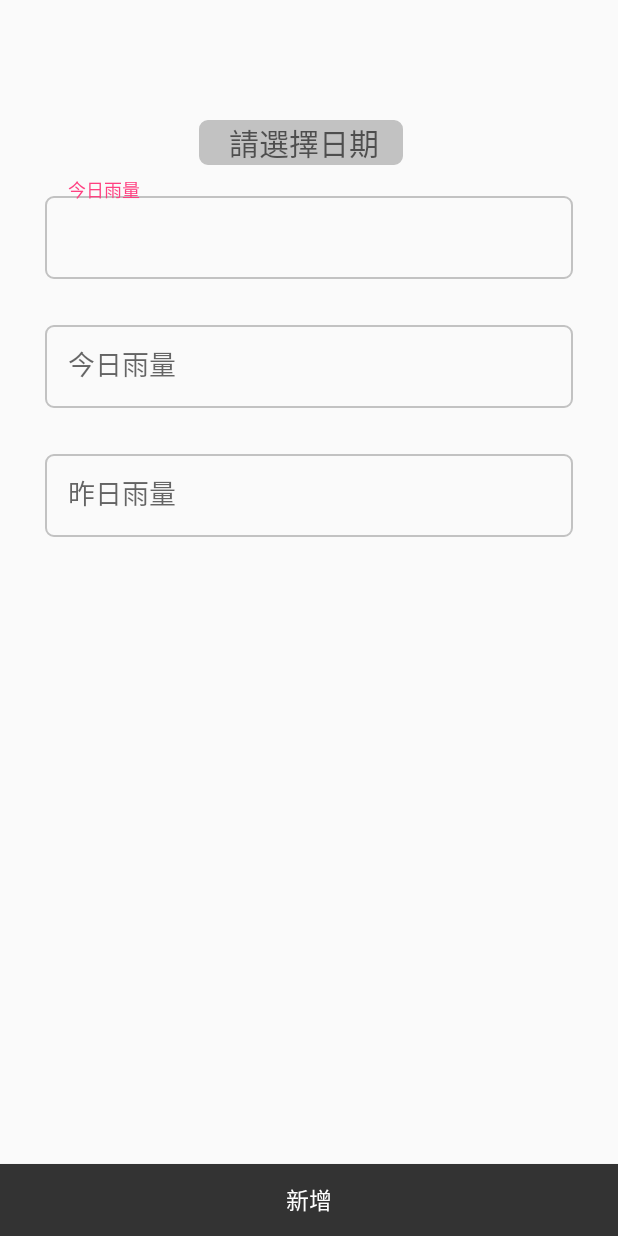
After one commit to andy6804tw/Weather, an Android app: the RainAddData screen opened directly, with no data from a screen before it, on a phone screen of 412 x 824 dp. The commit adds this screen. Run offline under Robolectric (Android 15) with nearby library versions, the phone set to English and light mode, and no system bars.

Commit message:
Rain跟North連動可以新增(尚未建立城市)

```diff
--- a/app/src/main/java/com/lk/weather/AirActivity/AirRecyclerAdapter.java
+++ b/app/src/main/java/com/lk/weather/AirActivity/AirRecyclerAdapter.java
@@ -27,9 +27,9 @@ public class AirRecyclerAdapter extends RecyclerView.Adapter<AirRecyclerAdapter.
 
         public ViewHolder(View itemView) {
             super(itemView);
-            tvWater = (TextView)itemView.findViewById(R.id.tvWater);
-            tvDay =(TextView)itemView.findViewById(R.id.tvDay);
-            tvDown =(TextView)itemView.findViewById(R.id.tvDown);
+            tvWater = (TextView)itemView.findViewById(R.id.tvCountry);
+            tvDay =(TextView)itemView.findViewById(R.id.tvInday);
+            tvDown =(TextView)itemView.findViewById(R.id.tvDate);
             tvUpdate =(TextView)itemView.findViewById(R.id.tvUpdate);
 
             itemView.setOnClickListener(new View.OnClickListener() {
--- /dev/null
+++ b/app/src/main/java/com/lk/weather/RainActivity/RainAddData.java
@@ -0,0 +1,102 @@
+package com.lk.weather.RainActivity;
+
+import android.app.DatePickerDialog;
+import android.os.Build;
+import android.os.Bundle;
+import android.support.annotation.RequiresApi;
+import android.support.v4.content.ContextCompat;
+import android.support.v7.app.AppCompatActivity;
+import android.text.TextUtils;
+import android.view.View;
+import android.view.Window;
+import android.view.WindowManager;
+import android.widget.DatePicker;
+import android.widget.EditText;
+import android.widget.TextView;
+import android.widget.Toast;
+
+import com.lk.weather.DBAccess;
+import com.lk.weather.R;
+
+import java.text.DateFormat;
+import java.util.Calendar;
+
+public class RainAddData extends AppCompatActivity {
+    DBAccess access;
+    EditText edtDate,edtInday,edtBeforeday;
+    TextView tvDate,tvTime;
+    DateFormat formatDateTime;
+    Calendar dateTime ;
+    @RequiresApi(api = Build.VERSION_CODES.LOLLIPOP)
+    @Override
+    protected void onCreate(Bundle savedInstanceState) {
+        super.onCreate(savedInstanceState);
+        setContentView(R.layout.activity_rain_add_data);
+        //判斷Statute bar寬高 fitsSystemWindows="true"
+        Window window = this.getWindow();
+        // Followed by google doc.
+        window.clearFlags(WindowManager.LayoutParams.FLAG_TRANSLUCENT_STATUS);
+        window.addFlags(WindowManager.LayoutParams.FLAG_DRAWS_SYSTEM_BAR_BACKGROUNDS);
+        //window.setStatusBarColor(ContextCompat.getColor(this, android.R.color.transparent));
+        //window.setStatusBarColor(ContextCompat.getColor(this, R.color.colorBar2));
+        //當API大於棉花糖5.0才能更改statue bar顏色
+        int currentApiVersion = android.os.Build.VERSION.SDK_INT;
+        if (currentApiVersion >= android.os.Build.VERSION_CODES.LOLLIPOP_MR1){
+            window.setStatusBarColor(ContextCompat.getColor(this, R.color.colorBar2));
+        }
+        // For not opaque(transparent) color.
+        window.getDecorView().setSystemUiVisibility(View.SYSTEM_UI_FLAG_LAYOUT_STABLE | View.SYSTEM_UI_FLAG_LAYOUT_FULLSCREEN);
+        access=new DBAccess(this,"weather",null,1);
+        //時間日期初始化
+        formatDateTime= DateFormat.getDateTimeInstance();
+        dateTime = Calendar.getInstance();
+        tvDate=(TextView)findViewById(R.id.tvDate);
+        //時間、日期PickerDialog監聽事件
+        tvDate.setOnClickListener(new View.OnClickListener() {
+            @Override
+            public void onClick(View v) {
+                new DatePickerDialog(RainAddData.this, d, dateTime.get(Calendar.YEAR), dateTime.get(Calendar.MONTH),
+                        dateTime.get(Calendar.DAY_OF_MONTH)).show();
+            }
+        });
+    }
+    DatePickerDialog.OnDateSetListener d = new DatePickerDialog.OnDateSetListener() {
+        @Override
+        public void onDateSet(DatePicker view, int year, int monthOfYear, int dayOfMonth) {
+            dateTime.set(Calendar.YEAR, year);
+            dateTime.set(Calendar.MONTH, monthOfYear);
+            dateTime.set(Calendar.DAY_OF_MONTH, dayOfMonth);
+            //若月份為單位數補零
+            String str_monthOfYear=Integer.toString(monthOfYear+1);//月份+1
+            if(str_monthOfYear.length()==1)
+                str_monthOfYear="0"+str_monthOfYear;
+            //若日期為單位數補零
+            String str_dayOfMonth=Integer.toString(dayOfMonth);
+            if(str_dayOfMonth.length()==1)
+                str_dayOfMonth="0"+str_dayOfMonth;
+            tvDate.setText(year+"/"+str_monthOfYear+"/"+str_dayOfMonth);
+            //updateTextLabel();
+        }
+    };
+    public void addData(View view) {
+        edtInday = (EditText) findViewById(R.id.edtInday);
+        edtBeforeday = (EditText) findViewById(R.id.edtBeforeday);
+        //Log.e("Error",tvTime.getText().toString());
+        if (TextUtils.isEmpty(tvDate.getText().toString()))
+            Toast.makeText(RainAddData.this, "請正確選擇日期哦!", Toast.LENGTH_LONG).show();
+        else {
+            long result = access.add(tvDate.getText().toString(),Integer.parseInt(edtInday.getText().toString()), Integer.parseInt(edtBeforeday.getText().toString()));
+            if (result >= 0) {
+                Toast.makeText(RainAddData.this, "成功!", Toast.LENGTH_LONG).show();
+                finish();
+            } else {
+                Toast.makeText(RainAddData.this, "失敗!", Toast.LENGTH_LONG).show();
+            }
+            edtInday.setText("");
+            tvDate.setText("");
+            edtBeforeday.setText("");
+            finish();
+
+        }
+    }
+}
--- a/app/src/main/java/com/lk/weather/RainActivity/RainEastFragment.java
+++ b/app/src/main/java/com/lk/weather/RainActivity/RainEastFragment.java
@@ -10,7 +10,6 @@ import android.view.LayoutInflater;
 import android.view.View;
 import android.view.ViewGroup;
 
-import com.lk.weather.AirActivity.AirRecyclerAdapter;
 import com.lk.weather.R;
 
 /**
@@ -45,8 +44,8 @@ public class RainEastFragment extends Fragment {
                 // startActivity(new Intent(getActivity(),AddEvent.class));
             }
         });
-        adapter = new RainRecyclerAdapter();
-        recyclerView.setAdapter(adapter);
+       // adapter = new RainRecyclerAdapter();
+        //recyclerView.setAdapter(adapter);
 
 
 
--- a/app/src/main/java/com/lk/weather/RainActivity/RainSouthFragment.java
+++ b/app/src/main/java/com/lk/weather/RainActivity/RainSouthFragment.java
@@ -10,7 +10,6 @@ import android.view.LayoutInflater;
 import android.view.View;
 import android.view.ViewGroup;
 
-import com.lk.weather.AirActivity.AirRecyclerAdapter;
 import com.lk.weather.R;
 
 /**
@@ -44,8 +43,8 @@ public class RainSouthFragment extends Fragment {
                 // startActivity(new Intent(getActivity(),AddEvent.class));
             }
         });
-        adapter = new RainRecyclerAdapter();
-        recyclerView.setAdapter(adapter);
+       // adapter = new RainRecyclerAdapter();
+        //recyclerView.setAdapter(adapter);
 
 
 
--- a/app/src/main/java/com/lk/weather/RainActivity/RainWestFragment.java
+++ b/app/src/main/java/com/lk/weather/RainActivity/RainWestFragment.java
@@ -10,7 +10,6 @@ import android.view.LayoutInflater;
 import android.view.View;
 import android.view.ViewGroup;
 
-import com.lk.weather.AirActivity.AirRecyclerAdapter;
 import com.lk.weather.R;
 
 /**
@@ -44,8 +43,8 @@ public class RainWestFragment extends Fragment {
                 // startActivity(new Intent(getActivity(),AddEvent.class));
             }
         });
-        adapter = new RainRecyclerAdapter();
-        recyclerView.setAdapter(adapter);
+       // adapter = new RainRecyclerAdapter();
+        //recyclerView.setAdapter(adapter);
 
 
 
--- /dev/null
+++ b/app/src/main/res/drawable/input_outlin.xml
@@ -0,0 +1,8 @@
+<?xml version="1.0" encoding="utf-8"?>
+<shape xmlns:android="http://schemas.android.com/apk/res/android">
+
+    <stroke android:color="@color/grayColor" android:width="1dp"/><!--邊條顏色灰-->
+    <corners android:radius="5dp"/><!--邊邊圓弧-->
+
+
+</shape>
--- /dev/null
+++ b/app/src/main/res/drawable/text_view_border.xml
@@ -0,0 +1,10 @@
+<?xml version="1.0" encoding="UTF-8"?>
+<shape xmlns:android="http://schemas.android.com/apk/res/android">
+    <solid android:color="@color/grayColor" />
+    <stroke android:width="1dip"
+        android:color="@color/grayColor" />
+    <corners android:topLeftRadius="5dp"
+        android:topRightRadius="5dp"
+        android:bottomRightRadius="5dp"
+        android:bottomLeftRadius="5dp"/>
+</shape>
--- /dev/null
+++ b/app/src/main/res/layout/activity_rain_add_data.xml
@@ -0,0 +1,115 @@
+<?xml version="1.0" encoding="utf-8"?>
+<RelativeLayout xmlns:android="http://schemas.android.com/apk/res/android"
+    xmlns:app="http://schemas.android.com/apk/res-auto"
+    xmlns:tools="http://schemas.android.com/tools"
+    android:id="@+id/activity_main"
+    android:layout_width="match_parent"
+    android:layout_height="match_parent"
+    tools:context="com.lk.weather.RainActivity.RainAddData"
+    android:orientation="vertical">
+
+    <LinearLayout
+        android:orientation="vertical"
+        android:layout_width="match_parent"
+        android:layout_height="match_parent"
+        android:weightSum="1"
+        android:layout_alignParentTop="true"
+        android:layout_alignParentLeft="true"
+        android:layout_alignParentStart="true"
+        >
+
+
+        <TextView
+            android:layout_width="136dp"
+            android:layout_height="wrap_content"
+            android:id="@+id/tvDate"
+            android:hint="請選擇日期"
+            android:layout_gravity="center"
+            android:textSize="20sp"
+            android:textColor="#000000"
+            android:background="@drawable/text_view_border"
+            android:layout_marginRight="5dp"
+            android:paddingLeft="20dp"
+            android:layout_marginTop="80dp" />
+
+        <android.support.design.widget.TextInputLayout
+            android:layout_width="match_parent"
+            android:layout_height="wrap_content"
+            android:id="@+id/tilTitle"
+            android:padding="10dp">
+
+            <EditText
+                android:layout_width="match_parent"
+                android:layout_height="wrap_content"
+                android:inputType="textPersonName"
+                android:background="@drawable/input_outlin"
+                android:layout_centerHorizontal="true"
+                android:layout_marginLeft="20dp"
+                android:layout_marginRight="20dp"
+                android:padding="15dp"
+                android:ems="10"
+                android:id="@+id/edtDate"
+                android:hint="今日雨量" />
+        </android.support.design.widget.TextInputLayout>
+
+        <android.support.design.widget.TextInputLayout
+            android:layout_width="match_parent"
+            android:layout_height="wrap_content"
+            android:id="@+id/tilCatrgory"
+            android:padding="10dp">
+
+            <EditText
+                android:layout_width="match_parent"
+                android:layout_height="wrap_content"
+                android:inputType="textPersonName"
+                android:ems="10"
+                android:id="@+id/edtInday"
+                android:hint="今日雨量"
+                android:background="@drawable/input_outlin"
+                android:layout_centerHorizontal="true"
+                android:layout_marginLeft="20dp"
+                android:layout_marginRight="20dp"
+                android:padding="15dp"
+                android:layout_below="@+id/edtDate"
+                android:layout_alignLeft="@+id/edtDate"
+                android:layout_alignStart="@+id/edtDate" />
+        </android.support.design.widget.TextInputLayout>
+
+        <android.support.design.widget.TextInputLayout
+            android:layout_width="match_parent"
+            android:layout_height="wrap_content"
+            android:id="@+id/tilDesc"
+            android:padding="10dp">
+
+            <EditText
+                android:layout_width="match_parent"
+                android:layout_height="wrap_content"
+                android:ems="10"
+                android:id="@+id/edtBeforeday"
+                android:hint="昨日雨量"
+                android:background="@drawable/input_outlin"
+                android:layout_centerHorizontal="true"
+                android:layout_marginLeft="20dp"
+                android:layout_marginRight="20dp"
+                android:padding="15dp"
+                android:inputType="textMultiLine"
+                android:layout_below="@+id/tvTime"
+                android:layout_alignParentLeft="true"
+                android:layout_alignParentStart="true" />
+        </android.support.design.widget.TextInputLayout>
+
+    </LinearLayout>
+    <Button
+        android:text="新增"
+        android:layout_width="match_parent"
+        android:layout_height="wrap_content"
+        android:id="@+id/新增"
+        android:onClick="addData"
+        android:textSize="15dp"
+        android:background="#333333"
+        android:textColor="#ffffff"
+        android:layout_alignParentBottom="true"
+        android:layout_centerHorizontal="true"
+        />
+
+</RelativeLayout>
--- a/app/src/main/res/values/colors.xml
+++ b/app/src/main/res/values/colors.xml
@@ -4,4 +4,6 @@
     <color name="colorPrimaryDark">#303F9F</color>
     <color name="colorAccent">#FF4081</color>
     <color name="floatButton">#92b4d9</color>
+    <color name="grayColor">#C2C2C2</color>
+    <color name="colorBar2">#212121</color>
 </resources>
```
Also changed, not shown: app/src/main/AndroidManifest.xml (+10 -6 lines), app/src/main/java/com/lk/weather/DBAccess.java (+9 -9 lines), app/src/main/java/com/lk/weather/MainActivity.java (+10 -13 lines), app/src/main/java/com/lk/weather/RainActivity/RainDataModel.java (added, +29 -0 lines), app/src/main/java/com/lk/weather/RainActivity/RainNorthFragment.java (+19 -3 lines), app/src/main/java/com/lk/weather/RainActivity/RainRecyclerAdapter.java (+19 -10 lines), app/src/main/java/com/lk/weather/WindSpeedActivity/WindRecyclerAdapter.java (+3 -4 lines), app/src/main/res/layout/air_card_layout.xml (+12 -12 lines), app/src/main/res/layout/rain_card_layout.xml (+13 -14 lines).
